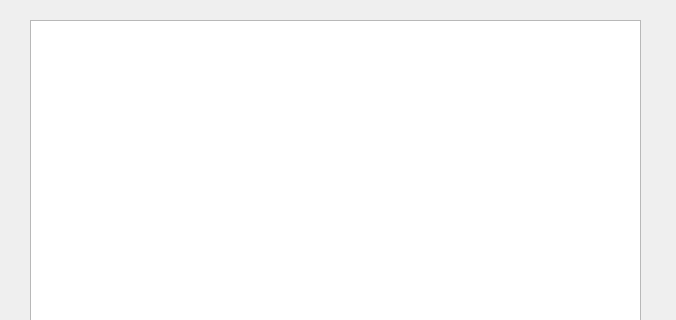
The window that src/debugdialog.ui (Arrowchain/zecwallet) describes before a commit, drawn with Qt 5; both pictures show x 0 to 676 and y 0 to 320 of the 676 by 499 pixel window.
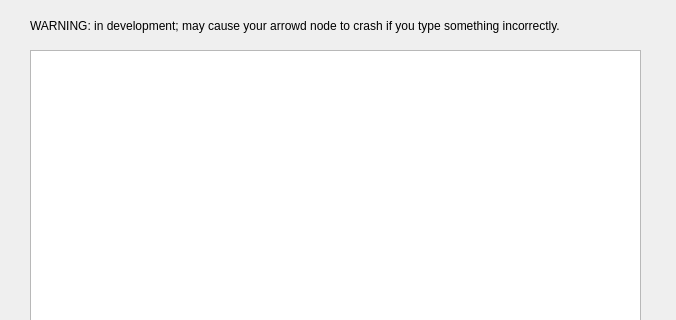
The same window after the commit.

What changed in the file:
```diff
--- a/src/debugdialog.ui
+++ b/src/debugdialog.ui
@@ -33,9 +33,9 @@
    <property name="geometry">
     <rect>
      <x>30</x>
-     <y>20</y>
+     <y>50</y>
      <width>611</width>
-     <height>341</height>
+     <height>311</height>
     </rect>
    </property>
   </widget>
@@ -62,6 +62,22 @@
     </rect>
    </property>
   </widget>
+  <widget class="QLabel" name="label">
+   <property name="geometry">
+    <rect>
+     <x>30</x>
+     <y>10</y>
+     <width>611</width>
+     <height>31</height>
+    </rect>
+   </property>
+   <property name="text">
+    <string>WARNING: in development; may cause your arrowd node to crash if you type something incorrectly.</string>
+   </property>
+   <property name="textFormat">
+    <enum>Qt::PlainText</enum>
+   </property>
+  </widget>
  </widget>
  <resources/>
  <connections>
```
